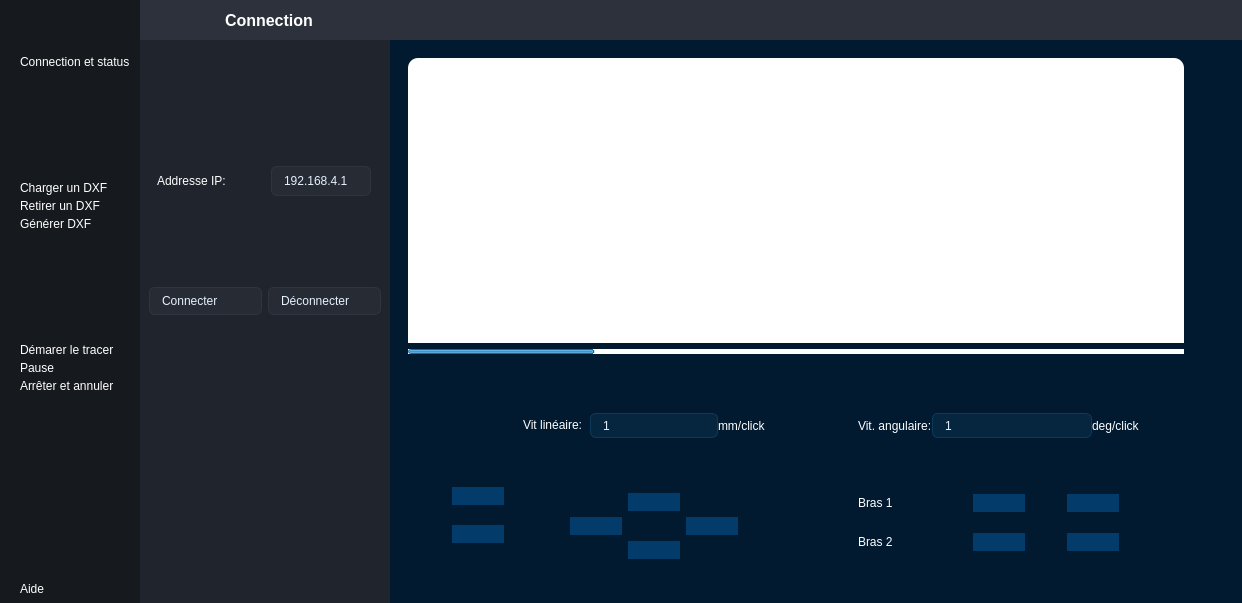
This is Python/plasmarm_v2.ui in lapm6225/PlasmArm as Qt 5 draws it before an edit. The edited form follows.
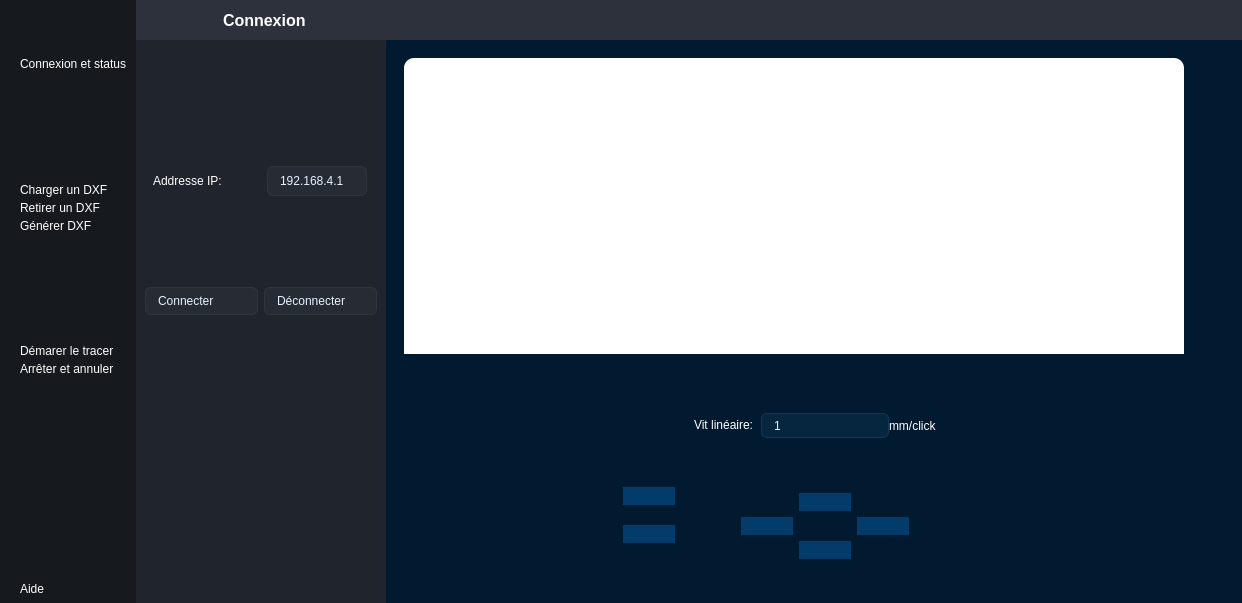
This is the edited form. Icons and pictures are not drawn.

Commit message:
Comment et ui propre
Logo canadien

The edit to the form file:
```diff
--- a/Python/plasmarm_v2.ui
+++ b/Python/plasmarm_v2.ui
@@ -269,26 +269,6 @@
              <property name="bottomMargin">
               <number>0</number>
              </property>
-             <item>
-              <widget class="QPushButton" name="menuBtn">
-               <property name="toolTip">
-                <string>Menu</string>
-               </property>
-               <property name="text">
-                <string/>
-               </property>
-               <property name="icon">
-                <iconset resource="ressources.qrc">
-                 <normaloff>:/icons/icons/align-justify.svg</normaloff>:/icons/icons/align-justify.svg</iconset>
-               </property>
-               <property name="iconSize">
-                <size>
-                 <width>24</width>
-                 <height>24</height>
-                </size>
-               </property>
-              </widget>
-             </item>
              <item>
               <spacer name="verticalSpacer">
                <property name="orientation">
@@ -299,8 +279,8 @@
                </property>
                <property name="sizeHint" stdset="0">
                 <size>
-                 <width>20</width>
-                 <height>20</height>
+                 <width>40</width>
+                 <height>40</height>
                 </size>
                </property>
               </spacer>
@@ -344,7 +324,7 @@
                 <string notr="true"/>
                </property>
                <property name="text">
-                <string>Connection et status</string>
+                <string>Connexion et status</string>
                </property>
                <property name="icon">
                 <iconset resource="ressources.qrc">
@@ -545,29 +525,6 @@
                </property>
               </widget>
              </item>
-             <item>
-              <widget class="QPushButton" name="pauseBtn">
-               <property name="cursor">
-                <cursorShape>PointingHandCursor</cursorShape>
-               </property>
-               <property name="toolTip">
-                <string>Pause</string>
-               </property>
-               <property name="text">
-                <string>Pause</string>
-               </property>
-               <property name="icon">
-                <iconset resource="ressources.qrc">
-                 <normaloff>:/icons/icons/pause.svg</normaloff>:/icons/icons/pause.svg</iconset>
-               </property>
-               <property name="iconSize">
-                <size>
-                 <width>24</width>
-                 <height>24</height>
-                </size>
-               </property>
-              </widget>
-             </item>
              <item>
               <widget class="QPushButton" name="stopBtn">
                <property name="cursor">
@@ -783,7 +740,7 @@
              </font>
             </property>
             <property name="text">
-             <string>Connection</string>
+             <string>Connexion</string>
             </property>
            </widget>
           </item>
@@ -1161,25 +1118,6 @@
                   </property>
                  </widget>
                 </item>
-                <item>
-                 <widget class="QProgressBar" name="progressBar">
-                  <property name="maximumSize">
-                   <size>
-                    <width>16777215</width>
-                    <height>5</height>
-                   </size>
-                  </property>
-                  <property name="value">
-                   <number>24</number>
-                  </property>
-                  <property name="alignment">
-                   <set>Qt::AlignLeading|Qt::AlignLeft|Qt::AlignVCenter</set>
-                  </property>
-                  <property name="textVisible">
-                   <bool>false</bool>
-                  </property>
-                 </widget>
-                </item>
                </layout>
               </widget>
              </item>
@@ -1525,246 +1463,6 @@
                   </layout>
                  </widget>
                 </item>
-                <item>
-                 <spacer name="horizontalSpacer_7">
-                  <property name="orientation">
-                   <enum>Qt::Horizontal</enum>
-                  </property>
-                  <property name="sizeHint" stdset="0">
-                   <size>
-                    <width>40</width>
-                    <height>20</height>
-                   </size>
-                  </property>
-                 </spacer>
-                </item>
-                <item alignment="Qt::AlignTop">
-                 <widget class="QFrame" name="frame_2">
-                  <property name="minimumSize">
-                   <size>
-                    <width>280</width>
-                    <height>0</height>
-                   </size>
-                  </property>
-                  <property name="maximumSize">
-                   <size>
-                    <width>300</width>
-                    <height>16777215</height>
-                   </size>
-                  </property>
-                  <property name="frameShape">
-                   <enum>QFrame::StyledPanel</enum>
-                  </property>
-                  <property name="frameShadow">
-                   <enum>QFrame::Raised</enum>
-                  </property>
-                  <layout class="QVBoxLayout" name="verticalLayout_14">
-                   <property name="spacing">
-                    <number>10</number>
-                   </property>
-                   <property name="leftMargin">
-                    <number>0</number>
-                   </property>
-                   <property name="topMargin">
-                    <number>0</number>
-                   </property>
-                   <property name="rightMargin">
-                    <number>0</number>
-                   </property>
-                   <property name="bottomMargin">
-                    <number>0</number>
-                   </property>
-                   <item alignment="Qt::AlignTop">
-                    <widget class="QFrame" name="frame_14">
-                     <property name="maximumSize">
-                      <size>
-                       <width>16777215</width>
-                       <height>50</height>
-                      </size>
-                     </property>
-                     <property name="frameShape">
-                      <enum>QFrame::StyledPanel</enum>
-                     </property>
-                     <property name="frameShadow">
-                      <enum>QFrame::Raised</enum>
-                     </property>
-                     <layout class="QHBoxLayout" name="horizontalLayout_13">
-                      <property name="spacing">
-                       <number>0</number>
-                      </property>
-                      <property name="leftMargin">
-                       <number>0</number>
-                      </property>
-                      <property name="topMargin">
-                       <number>0</number>
-                      </property>
-                      <property name="rightMargin">
-                       <number>0</number>
-                      </property>
-                      <property name="bottomMargin">
-                       <number>0</number>
-                      </property>
-                      <item>
-                       <widget class="QLabel" name="label_4">
-                        <property name="text">
-                         <string>Vit. angulaire:</string>
-                        </property>
-                       </widget>
-                      </item>
-                      <item>
-                       <widget class="QLineEdit" name="angSpeedEdit">
-                        <property name="minimumSize">
-                         <size>
-                          <width>0</width>
-                          <height>25</height>
-                         </size>
-                        </property>
-                        <property name="maximumSize">
-                         <size>
-                          <width>180</width>
-                          <height>25</height>
-                         </size>
-                        </property>
-                        <property name="inputMethodHints">
-                         <set>Qt::ImhNone</set>
-                        </property>
-                        <property name="text">
-                         <string>1</string>
-                        </property>
-                       </widget>
-                      </item>
-                      <item>
-                       <widget class="QLabel" name="label_9">
-                        <property name="text">
-                         <string>deg/click</string>
-                        </property>
-                       </widget>
-                      </item>
-                     </layout>
-                    </widget>
-                   </item>
-                   <item>
-                    <spacer name="verticalSpacer_8">
-                     <property name="orientation">
-                      <enum>Qt::Vertical</enum>
-                     </property>
-                     <property name="sizeType">
-                      <enum>QSizePolicy::Maximum</enum>
-                     </property>
-                     <property name="sizeHint" stdset="0">
-                      <size>
-                       <width>20</width>
-                       <height>25</height>
-                      </size>
-                     </property>
-                    </spacer>
-                   </item>
-                   <item alignment="Qt::AlignHCenter|Qt::AlignTop">
-                    <widget class="QFrame" name="frame_15">
-                     <property name="minimumSize">
-                      <size>
-                       <width>282</width>
-                       <height>99</height>
-                      </size>
-                     </property>
-                     <property name="frameShape">
-                      <enum>QFrame::StyledPanel</enum>
-                     </property>
-                     <property name="frameShadow">
-                      <enum>QFrame::Raised</enum>
-                     </property>
-                     <layout class="QGridLayout" name="gridLayout_3">
-                      <property name="leftMargin">
-                       <number>0</number>
-                      </property>
-                      <property name="topMargin">
-                       <number>0</number>
-                      </property>
-                      <property name="rightMargin">
-                       <number>0</number>
-                      </property>
-                      <property name="bottomMargin">
-                       <number>0</number>
-                      </property>
-                      <property name="spacing">
-                       <number>0</number>
-                      </property>
-                      <item row="2" column="0">
-                       <widget class="QLabel" name="label_6">
-                        <property name="text">
-                         <string>Bras 2</string>
-                        </property>
-                       </widget>
-                      </item>
-                      <item row="1" column="1" alignment="Qt::AlignHCenter">
-                       <widget class="QPushButton" name="A1ccBtn">
-                        <property name="cursor">
-                         <cursorShape>PointingHandCursor</cursorShape>
-                        </property>
-                        <property name="text">
-                         <string/>
-                        </property>
-                        <property name="icon">
-                         <iconset resource="ressources.qrc">
-                          <normaloff>:/icons/icons/rotate-ccw.svg</normaloff>:/icons/icons/rotate-ccw.svg</iconset>
-                        </property>
-                       </widget>
-                      </item>
-                      <item row="1" column="0">
-                       <widget class="QLabel" name="label_5">
-                        <property name="text">
-                         <string>Bras 1</string>
-                        </property>
-                       </widget>
-                      </item>
-                      <item row="1" column="2" alignment="Qt::AlignHCenter">
-                       <widget class="QPushButton" name="A1cBtn">
-                        <property name="cursor">
-                         <cursorShape>PointingHandCursor</cursorShape>
-                        </property>
-                        <property name="text">
-                         <string/>
-                        </property>
-                        <property name="icon">
-                         <iconset resource="ressources.qrc">
-                          <normaloff>:/icons/icons/rotate-cw.svg</normaloff>:/icons/icons/rotate-cw.svg</iconset>
-                        </property>
-                       </widget>
-                      </item>
-                      <item row="2" column="2" alignment="Qt::AlignHCenter">
-                       <widget class="QPushButton" name="A2cBtn">
-                        <property name="cursor">
-                         <cursorShape>PointingHandCursor</cursorShape>
-                        </property>
-                        <property name="text">
-                         <string/>
-                        </property>
-                        <property name="icon">
-                         <iconset resource="ressources.qrc">
-                          <normaloff>:/icons/icons/rotate-cw.svg</normaloff>:/icons/icons/rotate-cw.svg</iconset>
-                        </property>
-                       </widget>
-                      </item>
-                      <item row="2" column="1" alignment="Qt::AlignHCenter">
-                       <widget class="QPushButton" name="A2ccBtn">
-                        <property name="cursor">
-                         <cursorShape>PointingHandCursor</cursorShape>
-                        </property>
-                        <property name="text">
-                         <string/>
-                        </property>
-                        <property name="icon">
-                         <iconset resource="ressources.qrc">
-                          <normaloff>:/icons/icons/rotate-ccw.svg</normaloff>:/icons/icons/rotate-ccw.svg</iconset>
-                        </property>
-                       </widget>
-                      </item>
-                     </layout>
-                    </widget>
-                   </item>
-                  </layout>
-                 </widget>
-                </item>
                 <item>
                  <spacer name="horizontalSpacer_5">
                   <property name="orientation">
```
Left out of the diff: 3 changed lines with no effect on the pictures. The commit also changes 7 other files.
